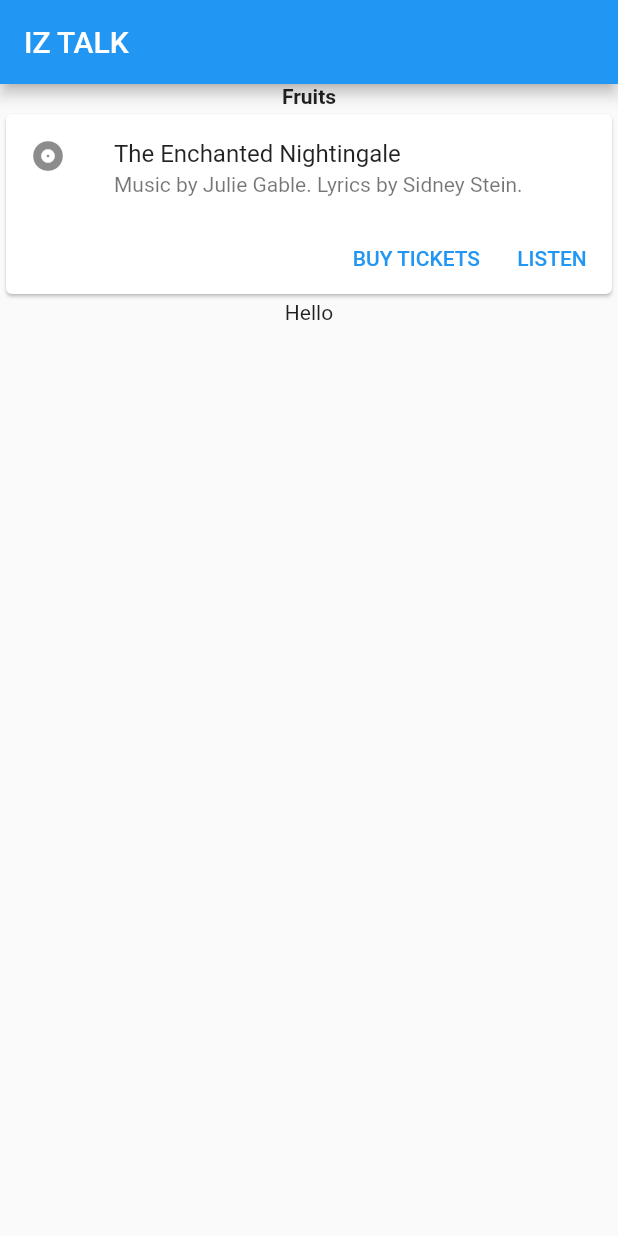
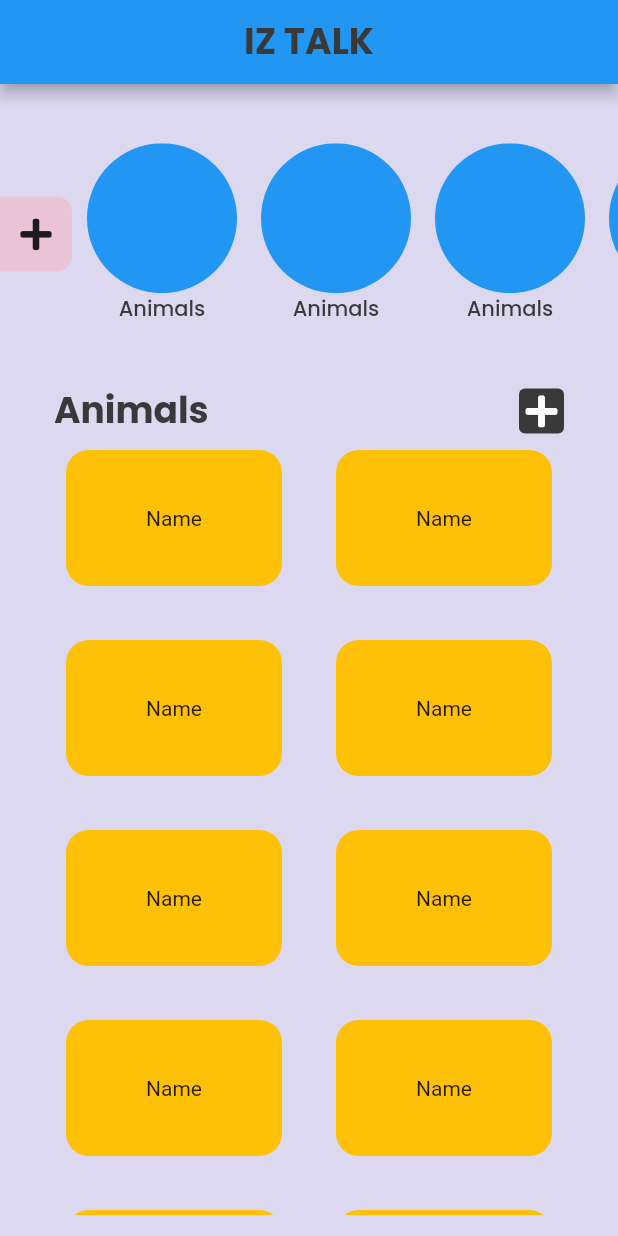
Before and after one commit to SyahidSamad/appfyp, a Flutter app: the screen it shows after launch, on a phone screen of 412 x 824 dp. Run offline on Flutter 3.47's test engine with Material 2 defaults, Android fonts, the phone set to English and light mode, and no system bars; our stand-ins replace font_awesome_flutter.

Commit message:
ui : Tambah UI utk main page

```diff
--- a/lib/main.dart
+++ b/lib/main.dart
@@ -1,3 +1,4 @@
+import 'package:appfyp/view/mainScreen.dart';
 import 'package:flutter/material.dart';
 
 void main() => runApp(MyApp());
@@ -8,28 +9,11 @@ class MyApp extends StatelessWidget {
     return MaterialApp(
       title: 'FYPproject',
       theme: ThemeData(primarySwatch: Colors.blue),
-      home: MyHomePage(),
+      home: MainScreen(),
     );
   }
 }
 
-class MyHomePage extends StatelessWidget {
-  @override
-  Widget build(BuildContext context) {
-    return Scaffold(
-        appBar: AppBar(
-          title: Text("IZ TALK"),
-        ),
-        body: Column(
-          children: [
-            //Categories(),
-            CategoriesText(),
-            Cards(),
-            Text('Hello')
-          ],
-        ));
-  }
-}
 
 //class Categories extends StatelessWidget {
 //@override
@@ -54,52 +38,52 @@ class MyHomePage extends StatelessWidget {
 //);
 //}}
 
-class CategoriesText extends StatelessWidget {
-  @override
-  Widget build(BuildContext context) {
-    return RichText(
-      text: TextSpan(
-        style: DefaultTextStyle.of(context).style,
-        children: <TextSpan>[
-          TextSpan(
-              text: 'Fruits', style: TextStyle(fontWeight: FontWeight.bold)),
-        ],
-      ),
-    );
-  }
-}
+// class CategoriesText extends StatelessWidget {
+//   @override
+//   Widget build(BuildContext context) {
+//     return RichText(
+//       text: TextSpan(
+//         style: DefaultTextStyle.of(context).style,
+//         children: <TextSpan>[
+//           TextSpan(
+//               text: 'Fruits', style: TextStyle(fontWeight: FontWeight.bold)),
+//         ],
+//       ),
+//     );
+//   }
+// }
 
-class Cards extends StatelessWidget {
-  @override
-  Widget build(BuildContext context) {
-    return Center(
-      child: Card(
-        child: Column(
-          mainAxisSize: MainAxisSize.min,
-          children: <Widget>[
-            const ListTile(
-              leading: Icon(Icons.album),
-              title: Text('The Enchanted Nightingale'),
-              subtitle: Text('Music by Julie Gable. Lyrics by Sidney Stein.'),
-            ),
-            Row(
-              mainAxisAlignment: MainAxisAlignment.end,
-              children: <Widget>[
-                TextButton(
-                  child: const Text('BUY TICKETS'),
-                  onPressed: () {/* ... */},
-                ),
-                const SizedBox(width: 8),
-                TextButton(
-                  child: const Text('LISTEN'),
-                  onPressed: () {/* ... */},
-                ),
-                const SizedBox(width: 8),
-              ],
-            ),
-          ],
-        ),
-      ),
-    );
-  }
-}
+// class Cards extends StatelessWidget {
+//   @override
+//   Widget build(BuildContext context) {
+//     return Center(
+//       child: Card(
+//         child: Column(
+//           mainAxisSize: MainAxisSize.min,
+//           children: <Widget>[
+//             const ListTile(
+//               leading: Icon(Icons.album),
+//               title: Text('The Enchanted Nightingale'),
+//               subtitle: Text('Music by Julie Gable. Lyrics by Sidney Stein.'),
+//             ),
+//             Row(
+//               mainAxisAlignment: MainAxisAlignment.end,
+//               children: <Widget>[
+//                 TextButton(
+//                   child: const Text('BUY TICKETS'),
+//                   onPressed: () {/* ... */},
+//                 ),
+//                 const SizedBox(width: 8),
+//                 TextButton(
+//                   child: const Text('LISTEN'),
+//                   onPressed: () {/* ... */},
+//                 ),
+//                 const SizedBox(width: 8),
+//               ],
+//             ),
+//           ],
+//         ),
+//       ),
+//     );
+//   }
+// }
--- /dev/null
+++ b/lib/styles/globalColor.dart
@@ -0,0 +1,5 @@
+import 'package:flutter/material.dart';
+
+Color primaryColor = Color(0xffDBD8F0);
+Color buttonColor = Color(0xffEAC5D8);
+Color textColor = Color(0xff393939);
--- /dev/null
+++ b/lib/styles/globalStyles.dart
@@ -0,0 +1,10 @@
+import 'package:flutter/material.dart';
+
+TextStyle getFont(double fontSize, FontWeight fontWeight, [Color colors]) {
+  colors = Color(0xff393939);
+  return TextStyle(
+      color: colors,
+      fontSize: fontSize,
+      fontFamily: 'Poppins',
+      fontWeight: fontWeight);
+}
--- /dev/null
+++ b/lib/view/mainScreen.dart
@@ -0,0 +1,26 @@
+import 'package:appfyp/styles/globalColor.dart';
+import 'package:appfyp/styles/globalStyles.dart';
+import 'package:appfyp/widget/categoryList.dart';
+import 'package:appfyp/widget/categoryPage.dart';
+import 'package:flutter/material.dart';
+
+class MainScreen extends StatelessWidget {
+  @override
+  Widget build(BuildContext context) {
+    return Scaffold(
+        backgroundColor: primaryColor,
+        appBar: AppBar(
+          centerTitle: true,
+          title: Text(
+            "IZ TALK",
+            style: getFont(24, FontWeight.bold),
+          ),
+        ),
+        body: Column(
+          children: [
+            CategoryList(),
+            Expanded(child: CategoryPage()),
+          ],
+        ));
+  }
+}
--- /dev/null
+++ b/lib/widget/categoryList.dart
@@ -0,0 +1,68 @@
+import 'package:appfyp/styles/globalColor.dart';
+import 'package:appfyp/styles/globalStyles.dart';
+import 'package:flutter/material.dart';
+import 'package:font_awesome_flutter/font_awesome_flutter.dart';
+
+class CategoryList extends StatelessWidget {
+  @override
+  Widget build(BuildContext context) {
+    return Container(
+        height: 200,
+        child: Stack(
+          alignment: Alignment.centerLeft,
+          children: [
+            ListView.builder(
+                scrollDirection: Axis.horizontal,
+                itemCount: 10 + 1,
+                itemBuilder: (context, int) =>
+                    int == 0 ? Container(width: 50) : circleItem()),
+            addButton(),
+          ],
+        ));
+  }
+}
+
+Widget addButton() {
+  return Container(
+    height: 50,
+    decoration: BoxDecoration(
+      color: buttonColor,
+      borderRadius: BorderRadius.horizontal(
+          right: Radius.circular(10), left: Radius.circular(0)),
+    ),
+    child: IconButton(
+      icon: Icon(FontAwesomeIcons.plus),
+      onPressed: () {},
+    ),
+  );
+}
+
+Widget circleItem() {
+  return Padding(
+    padding: const EdgeInsets.all(8.0),
+    child: Column(
+      mainAxisAlignment: MainAxisAlignment.center,
+      children: [
+        ClipOval(
+          child: Material(
+            color: Colors.blue, // button color
+            child: InkWell(
+              onLongPress: () {
+                print('long tap');
+              },
+              splashColor: Colors.red, // inkwell color
+              child: SizedBox(width: 100, height: 100),
+              onTap: () {
+                print('tap');
+              },
+            ),
+          ),
+        ),
+        Text(
+          'Animals',
+          style: getFont(14, FontWeight.w500),
+        )
+      ],
+    ),
+  );
+}
--- /dev/null
+++ b/lib/widget/categoryPage.dart
@@ -0,0 +1,76 @@
+import 'package:appfyp/styles/globalColor.dart';
+import 'package:appfyp/styles/globalStyles.dart';
+import 'package:flutter/material.dart';
+import 'package:font_awesome_flutter/font_awesome_flutter.dart';
+
+class CategoryPage extends StatelessWidget {
+  @override
+  Widget build(BuildContext context) {
+    return Container(
+      padding: EdgeInsets.symmetric(horizontal: 36),
+      child: Column(
+        children: [
+          categoryName(),
+          Expanded(child: listOfItem()),
+          SizedBox(height: 14)
+        ],
+      ),
+    );
+  }
+
+  Widget categoryName() {
+    return Row(
+      mainAxisAlignment: MainAxisAlignment.spaceBetween,
+      children: [
+        Text(
+          'Animals',
+          style: getFont(24, FontWeight.bold),
+        ),
+        addItemButton(),
+      ],
+    );
+  }
+
+  Widget addItemButton() {
+    return InkWell(
+      child: Container(
+        decoration: BoxDecoration(
+            color: textColor,
+            borderRadius: BorderRadius.all(Radius.circular(4))),
+        height: 30,
+        width: 30,
+        child: Icon(
+          FontAwesomeIcons.plus,
+          color: Colors.white,
+        ),
+      ),
+    );
+  }
+
+  Widget listOfItem() {
+    return Scrollbar(
+      child: GridView.builder(
+          padding: EdgeInsets.only(bottom: 400),
+          //shrinkWrap: true,
+          gridDelegate: SliverGridDelegateWithMaxCrossAxisExtent(
+              maxCrossAxisExtent: 200,
+              childAspectRatio: 3 / 2,
+              crossAxisSpacing: 20,
+              mainAxisSpacing: 20),
+          itemCount: 12,
+          itemBuilder: (context, int) => itemCard()),
+    );
+  }
+
+  Widget itemCard() {
+    return Padding(
+      padding: const EdgeInsets.all(8.0),
+      child: Container(
+        alignment: Alignment.center,
+        child: Text('Name'),
+        decoration: BoxDecoration(
+            color: Colors.amber, borderRadius: BorderRadius.circular(15)),
+      ),
+    );
+  }
+}
```
Also changed, not shown: pubspec.yaml (+9 -6 lines), assets/fonts/Poppins-Bold.ttf (added), assets/fonts/Poppins-ExtraBold.ttf (added), assets/fonts/Poppins-Medium.ttf (added), lib/model/categorymodel.dart (added), lib/model/itemmodel.dart (added), lib/presenter/categoryPresenter.dart (added), lib/styles/globalImages.dart (added), pubspec.lock.
